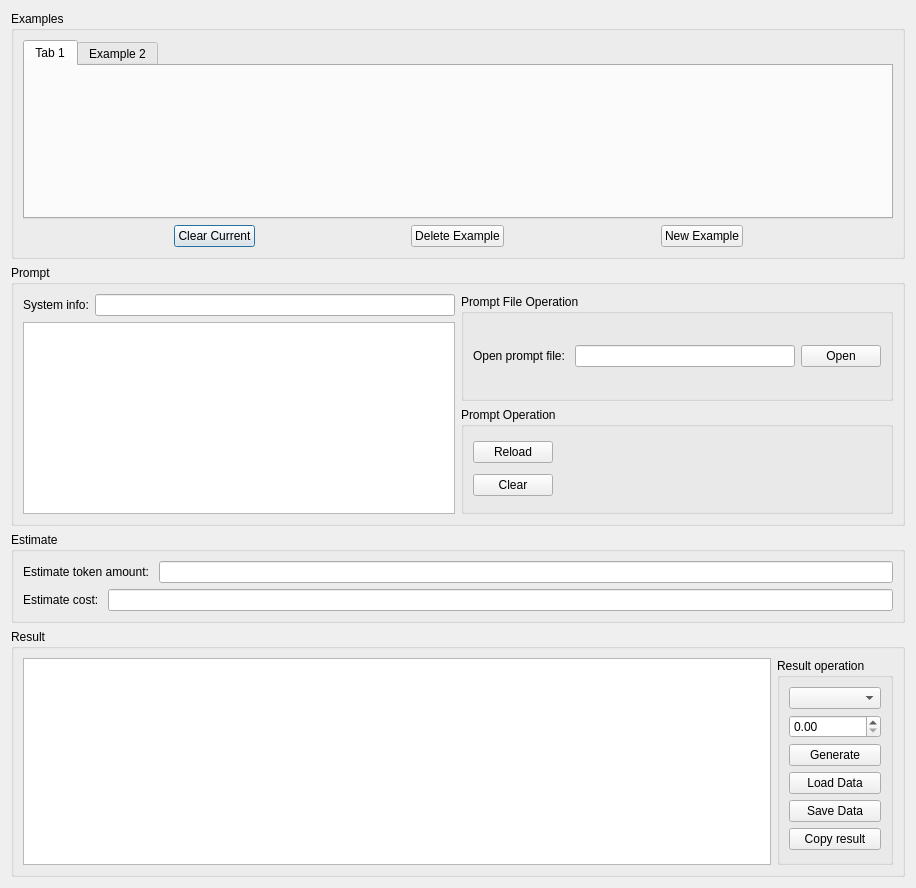
Qt form ui/generate_dialog.ui (CasinoHe/GenerateCodeUseGPT) before a commit.
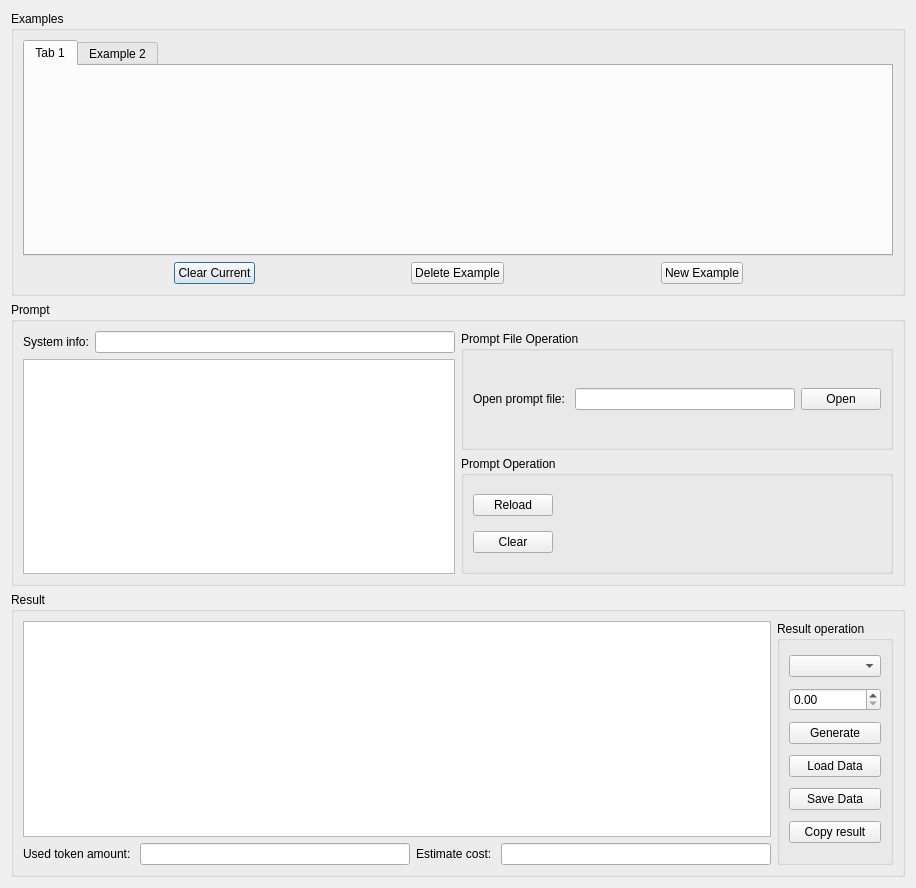
The same form after that commit.

Commit message: add used token ifomation

```diff
--- a/ui/generate_dialog.ui
+++ b/ui/generate_dialog.ui
@@ -259,55 +259,6 @@
        </layout>
       </widget>
      </item>
-     <item>
-      <widget class="QGroupBox" name="groupBoxEstimate">
-       <property name="title">
-        <string>Estimate</string>
-       </property>
-       <layout class="QHBoxLayout" name="horizontalLayout_17">
-        <item>
-         <layout class="QVBoxLayout" name="verticalLayout_7">
-          <item>
-           <layout class="QHBoxLayout" name="horizontalLayout_18">
-            <item>
-             <widget class="QLabel" name="labelEstimateToken">
-              <property name="text">
-               <string>Estimate token amount: </string>
-              </property>
-             </widget>
-            </item>
-            <item>
-             <widget class="QLineEdit" name="lineEditTokenAmount">
-              <property name="readOnly">
-               <bool>true</bool>
-              </property>
-             </widget>
-            </item>
-           </layout>
-          </item>
-          <item>
-           <layout class="QHBoxLayout" name="horizontalLayout_20">
-            <item>
-             <widget class="QLabel" name="labelEstimateCost">
-              <property name="text">
-               <string>Estimate cost: </string>
-              </property>
-             </widget>
-            </item>
-            <item>
-             <widget class="QLineEdit" name="lineEditEstimateCost">
-              <property name="readOnly">
-               <bool>true</bool>
-              </property>
-             </widget>
-            </item>
-           </layout>
-          </item>
-         </layout>
-        </item>
-       </layout>
-      </widget>
-     </item>
      <item>
       <widget class="QGroupBox" name="groupBox_OutPut">
        <property name="title">
@@ -317,7 +268,52 @@
         <item>
          <layout class="QHBoxLayout" name="horizontalLayout_11">
           <item>
-           <widget class="QPlainTextEdit" name="plainTextEditResult"/>
+           <layout class="QVBoxLayout" name="verticalLayout_8">
+            <item>
+             <widget class="QPlainTextEdit" name="plainTextEditResult"/>
+            </item>
+            <item>
+             <layout class="QHBoxLayout" name="horizontalLayout_21">
+              <item>
+               <widget class="QLabel" name="labelUsedToken">
+                <property name="text">
+                 <string>Used token amount: </string>
+                </property>
+               </widget>
+              </item>
+              <item>
+               <widget class="QLineEdit" name="lineEditTokenAmount">
+                <property name="sizePolicy">
+                 <sizepolicy hsizetype="Expanding" vsizetype="Fixed">
+                  <horstretch>0</horstretch>
+                  <verstretch>0</verstretch>
+                 </sizepolicy>
+                </property>
+                <property name="text">
+                 <string/>
+                </property>
+                <property name="readOnly">
+                 <bool>true</bool>
+                </property>
+               </widget>
+              </item>
+              <item>
+               <widget class="QLabel" name="labelEstimateCost">
+                <property name="text">
+                 <string>Estimate cost: </string>
+                </property>
+               </widget>
+              </item>
+              <item>
+               <widget class="QLineEdit" name="lineEditEstimateCost">
+                <property name="readOnly">
+                 <bool>true</bool>
+                </property>
+               </widget>
+              </item>
+             </layout>
+            </item>
+           </layout>
           </item>
           <item>
            <layout class="QHBoxLayout" name="horizontalLayout_13">
```
The commit also changes 1 other file.
